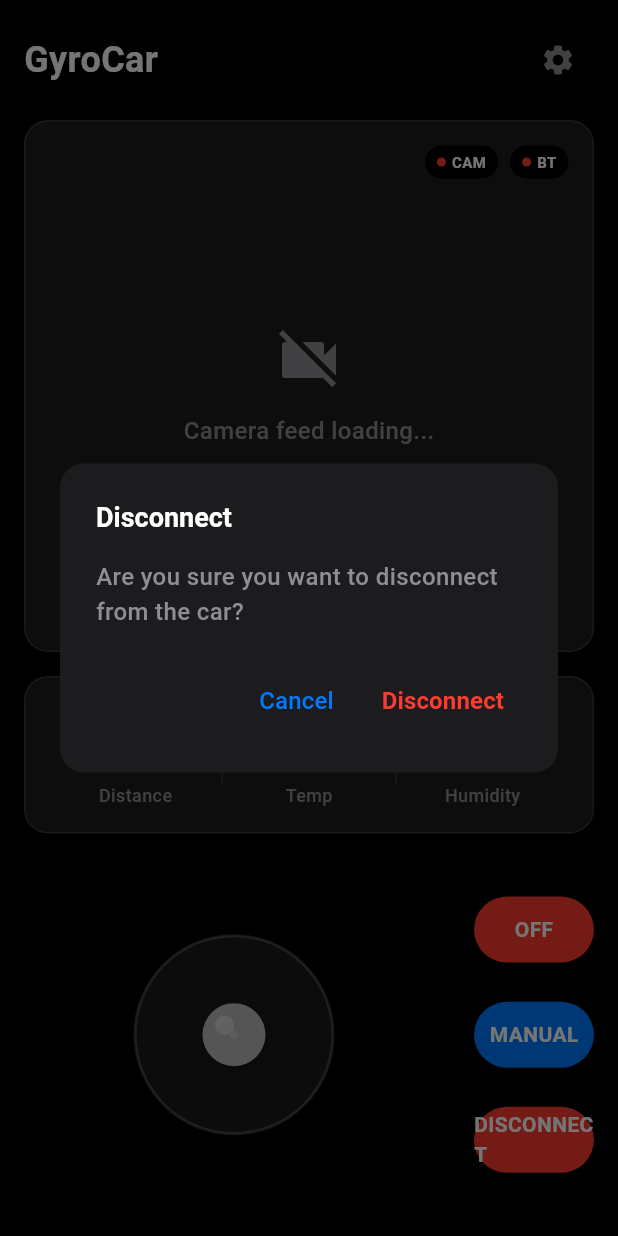
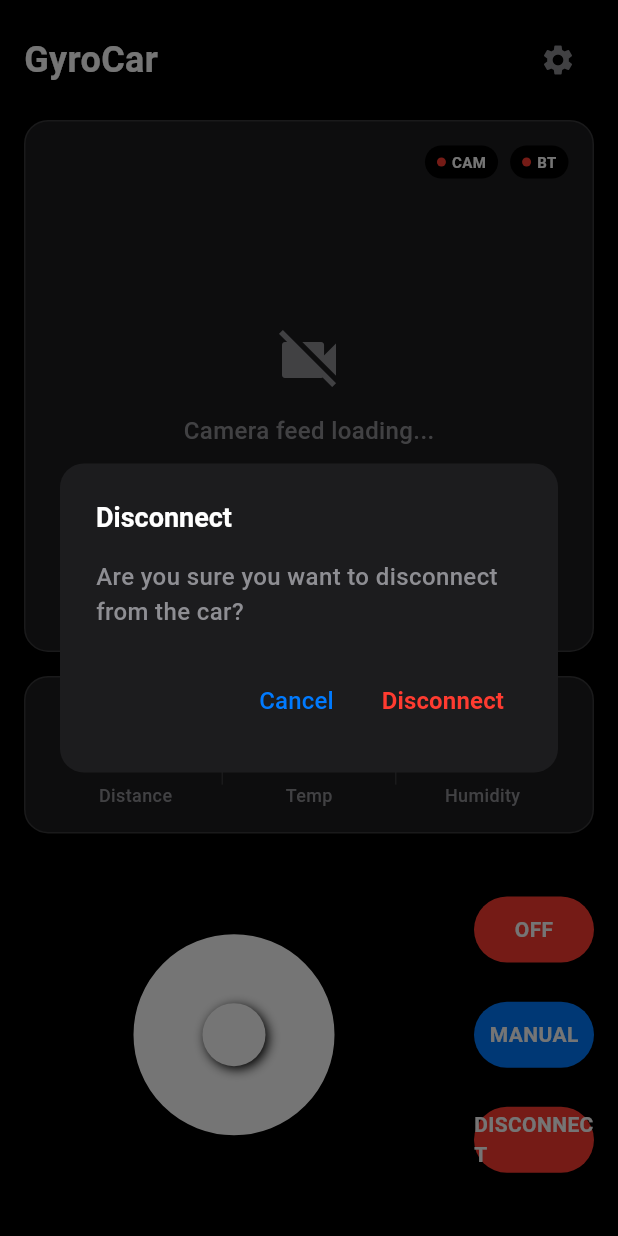
Before and after one commit to The-Loko/camcar, a Flutter app: the ControlScreen screen opened directly, after a tap on the "settings" icon, on a phone screen of 412 x 824 dp. Run offline on Flutter 3.47's test engine with Material 3 defaults, Android fonts, the phone set to English and light mode, and no system bars; our stand-ins replace flutter_blue_plus, sensors_plus; missing offline and left inert: flutter_mjpeg, wifi_scan; Roboto replaces fonts that are missing (-apple-system).

Commit message:
Fix Bluetooth device retrieval comment and update joystick widget paint opacity values for clarity

```diff
--- a/lib/services/connection_service.dart
+++ b/lib/services/connection_service.dart
@@ -115,8 +115,8 @@ class ConnectionService {
         throw Exception('Bluetooth is turned off. Please enable Bluetooth and try again.');
       }
 
-      // Get connected devices properly
-      List<fbp.BluetoothDevice> devices = await fbp.FlutterBluePlus.systemDevices;
+      // Get connected devices properly (systemDevices is a getter, not a function)
+      List<fbp.BluetoothDevice> devices = fbp.FlutterBluePlus.systemDevices;
 
       // If device not found, try to discover it
       _bluetoothDevice = devices.firstWhere(
--- a/lib/widgets/joystick.dart
+++ b/lib/widgets/joystick.dart
@@ -1,5 +1,4 @@
 import 'package:flutter/material.dart';
-import 'dart:math' as math;
 
 typedef JoystickCallback = void Function(double x, double y);
 
@@ -92,22 +91,22 @@ class _JoystickPainter extends CustomPainter {
   @override
   void paint(Canvas canvas, Size size) {
     final Paint basePaint = Paint()
-      ..color = Colors.white.withOpacity(0.1)
+      ..color = Colors.white.withValues(alpha: 26) // 0.1 opacity
       ..style = PaintingStyle.fill;
 
     final Paint borderPaint = Paint()
-      ..color = Colors.white.withOpacity(0.2)
+      ..color = Colors.white.withValues(alpha: 51) // 0.2 opacity
       ..style = PaintingStyle.stroke
       ..strokeWidth = 2;
 
     final Paint knobPaint = Paint()
       ..color = isDragging
-          ? Colors.white.withOpacity(0.9)
-          : Colors.white.withOpacity(0.7)
+          ? Colors.white.withValues(alpha: 230) // ~0.9 opacity
+          : Colors.white.withValues(alpha: 179) // ~0.7 opacity
       ..style = PaintingStyle.fill;
 
     final Paint knobShadowPaint = Paint()
-      ..color = Colors.black.withOpacity(0.3)
+      ..color = Colors.black.withValues(alpha: 77) // ~0.3 opacity
       ..maskFilter = const MaskFilter.blur(BlurStyle.normal, 4);
 
     final Offset center = Offset(radius, radius);
@@ -118,7 +117,7 @@ class _JoystickPainter extends CustomPainter {
 
     // Draw center dot
     canvas.drawCircle(center, 3, Paint()
-      ..color = Colors.white.withOpacity(0.3));
+      ..color = Colors.white.withValues(alpha: 77)); // ~0.3 opacity
 
     // Draw knob shadow
     canvas.drawCircle(
@@ -138,7 +137,7 @@ class _JoystickPainter extends CustomPainter {
     canvas.drawCircle(
       center + knobPosition - Offset(knobRadius * 0.3, knobRadius * 0.3),
       knobRadius * 0.3,
-      Paint()..color = Colors.white.withOpacity(0.4),
+      Paint()..color = Colors.white.withValues(alpha: 102), // ~0.4 opacity
     );
   }
 
```
